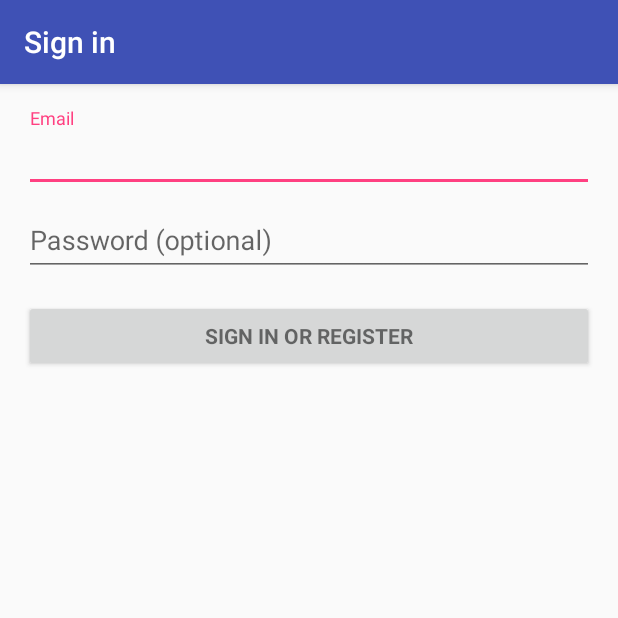
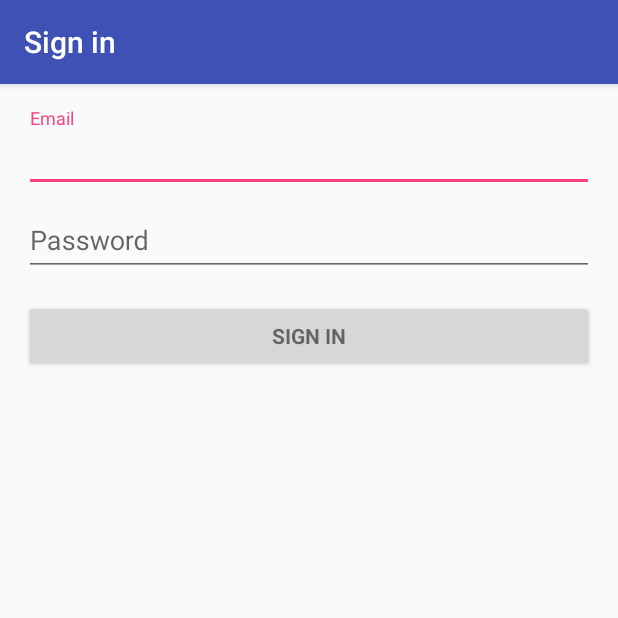
Before and after one commit to TP0948/Senior-Design-Automation, an Android app: the screen it shows after launch (LoginActivity), on a phone screen of 412 x 824 dp, the top half of it. Run offline under Robolectric (Android 15) with nearby library versions, the light colour scheme and no system bars; 2 statements that could not run were skipped.

Commit message:
Made changes to Login Page

```diff
--- a/Mobile Android App/app/src/main/java/jwallace/lowincomehousingautomation/LoginActivity.java
+++ b/Mobile Android App/app/src/main/java/jwallace/lowincomehousingautomation/LoginActivity.java
@@ -50,7 +50,7 @@ public class LoginActivity extends AppCompatActivity implements LoaderCallbacks<
      * TODO: remove after connecting to a real authentication system.
      */
     private static final String[] DUMMY_CREDENTIALS = new String[]{
-            "foo@poo.com:poo", "bar@example.com:world"
+            "admin@google.com:password", "jdub@google.com:password"
     };
     /**
      * Keep track of the login task to ensure we can cancel it if requested.
--- a/Mobile Android App/app/src/main/res/layout/activity_login.xml
+++ b/Mobile Android App/app/src/main/res/layout/activity_login.xml
@@ -69,7 +69,7 @@
                 android:layout_width="match_parent"
                 android:layout_height="wrap_content"
                 android:layout_marginTop="16dp"
-                android:text="@string/action_sign_in"
+                android:text="@string/action_sign_in_short"
                 android:textStyle="bold" />
 
         </LinearLayout>
--- a/Mobile Android App/app/src/main/res/values/strings.xml
+++ b/Mobile Android App/app/src/main/res/values/strings.xml
@@ -4,7 +4,7 @@
 
     <!-- Strings related to login -->
     <string name="prompt_email">Email</string>
-    <string name="prompt_password">Password (optional)</string>
+    <string name="prompt_password">Password</string>
     <string name="action_sign_in">Sign in or register</string>
     <string name="action_sign_in_short">Sign in</string>
     <string name="error_invalid_email">This email address is invalid</string>
```
